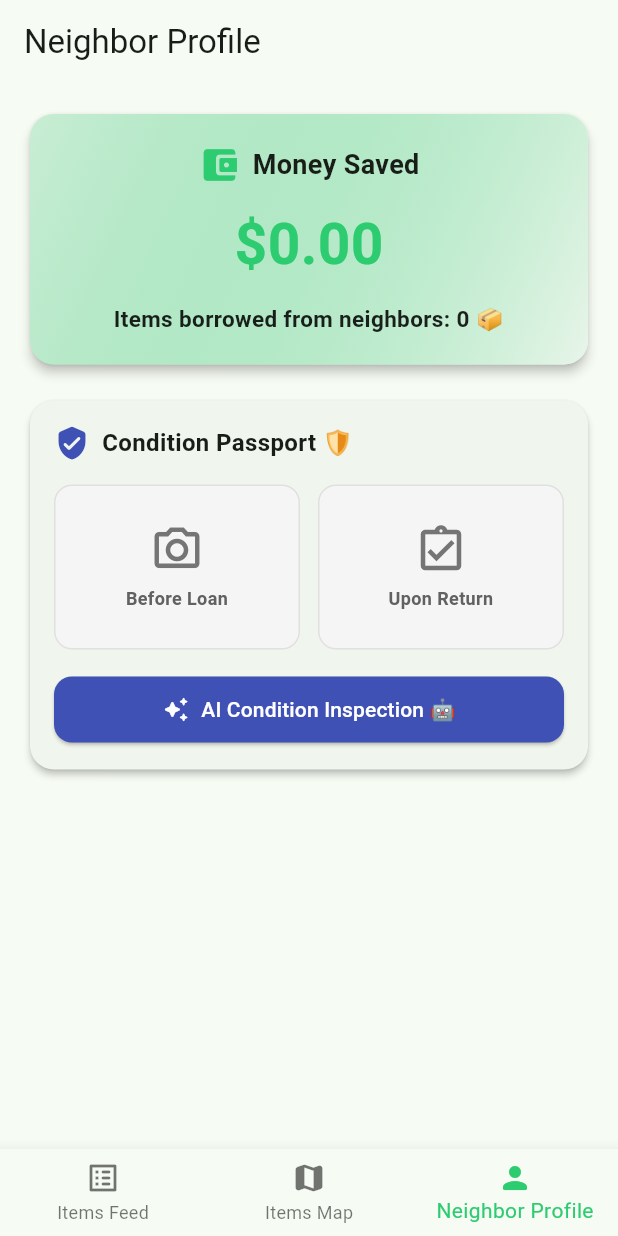
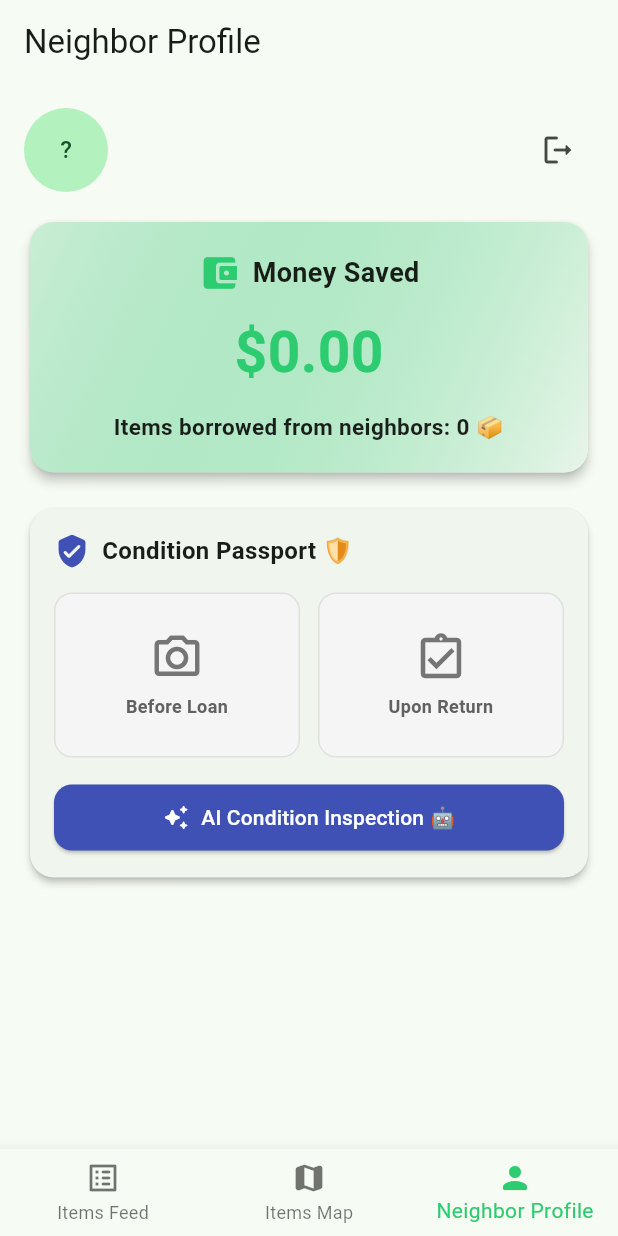
Before and after one commit to cherrydan/neighbor_share, a Flutter app: the screen it shows once a user with an empty profile is signed in, item 3 of the bottom bar chosen, on a phone screen of 412 x 824 dp. Run offline on Flutter 3.47's test engine with Material 3 defaults, Android fonts, the phone set to English and light mode, and no system bars; our stand-ins replace cloud_firestore, firebase_auth, firebase_core, flutter_dotenv, flutter_map, google_sign_in and 2 more; accounts and stored records are empty.

Commit message:
feat: add Google authentication and authenticated profile header

```diff
--- a/lib/screens/profile_screen.dart
+++ b/lib/screens/profile_screen.dart
@@ -1,8 +1,11 @@
+import 'package:firebase_auth/firebase_auth.dart';
 import 'package:flutter/material.dart';
+
 import '../l10n/app_localizations.dart';
 import '../models/item_enums.dart';
 import '../models/item_model.dart';
 import '../models/loan_model.dart';
+import '../services/auth_service.dart';
 import '../services/item_service.dart';
 import '../widgets/item_condition_card.dart';
 import '../widgets/return_timer_card.dart';
@@ -14,40 +17,47 @@ class ProfileScreen extends StatelessWidget {
   @override
   Widget build(BuildContext context) {
     final l10n = AppLocalizations.of(context)!;
-    const currentUserId = 'danil_user';
 
     return Scaffold(
       appBar: AppBar(title: Text(l10n.profileTab)),
-      body: StreamBuilder<LoanModel?>(
-        stream: ItemService().getActiveLoanStream(currentUserId),
-        builder: (context, snapshot) {
-          final activeLoan = snapshot.data;
+      body: StreamBuilder<User?>(
+        stream: AuthService().authStateChanges,
+        builder: (context, authSnapshot) {
+          final user = authSnapshot.data;
 
-          final double totalSaved = activeLoan != null ? activeLoan.savedAmount : 0.0;
-          final int borrowedCount = activeLoan != null ? 1 : 0;
+          if (user == null) {
+            return const Center(child: CircularProgressIndicator());
+          }
+
+          return StreamBuilder<LoanModel?>(
+            stream: ItemService().getActiveLoanStream(user.uid),
+            builder: (context, loanSnapshot) {
+              final activeLoan = loanSnapshot.data;
+              final totalSaved = activeLoan?.savedAmount ?? 0.0;
+              final borrowedCount = activeLoan == null ? 0 : 1;
 
               return ListView(
-            padding: const EdgeInsets.all(16.0),
+                padding: const EdgeInsets.all(16),
                 children: [
-              // 1. Паспорт Экономии Денег
+                  _ProfileHeader(user: user),
+                  const SizedBox(height: 16),
                   SavedMoneyCard(
                     totalSaved: totalSaved,
                     itemsBorrowedCount: borrowedCount,
                   ),
                   const SizedBox(height: 16),
 
-              // 2. Блок активной аренды
                   if (activeLoan != null)
                     FutureBuilder<ItemModel?>(
                       future: ItemService().getItemById(activeLoan.itemId),
                       builder: (context, itemSnapshot) {
                         final item = itemSnapshot.data;
-                    final itemName = item?.name ?? 'Загрузка...';
-                    final itemDesc = item?.description;
+                        final itemName = item?.name ?? 'Loading…';
+                        final itemDescription = item?.description;
 
-                    // Авто-обновление статуса на Overdue, если срок вышел
-                    final bool isOverdue = activeLoan.returnDueDate.isBefore(DateTime.now());
-                    if (isOverdue && item != null && item.status != ItemStatus.overdue) {
+                        if (activeLoan.returnDueDate.isBefore(DateTime.now()) &&
+                            item != null &&
+                            item.status != ItemStatus.overdue) {
                           ItemService().markItemOverdue(activeLoan.itemId);
                         }
 
@@ -60,7 +70,7 @@ class ProfileScreen extends StatelessWidget {
                             const SizedBox(height: 16),
                             ItemConditionCard(
                               itemName: itemName,
-                          itemDescription: itemDesc,
+                              itemDescription: itemDescription,
                             ),
                           ],
                         );
@@ -71,7 +81,58 @@ class ProfileScreen extends StatelessWidget {
                 ],
               );
             },
+          );
+        },
       ),
     );
   }
 }
+
+class _ProfileHeader extends StatelessWidget {
+  final User user;
+
+  const _ProfileHeader({required this.user});
+
+  @override
+  Widget build(BuildContext context) {
+    final title = user.displayName ?? user.email ?? user.uid;
+    final photoUrl = user.photoURL;
+
+    return Row(
+      children: [
+        CircleAvatar(
+          radius: 28,
+          backgroundImage: photoUrl == null ? null : NetworkImage(photoUrl),
+          child: photoUrl == null
+              ? Text(title.isEmpty ? '?' : title[0].toUpperCase())
+              : null,
+        ),
+        const SizedBox(width: 12),
+        Expanded(
+          child: Column(
+            crossAxisAlignment: CrossAxisAlignment.start,
+            children: [
+              Text(
+                title,
+                style: const TextStyle(
+                  fontSize: 16,
+                  fontWeight: FontWeight.bold,
+                ),
+              ),
+              if (user.email != null)
+                Text(
+                  user.email!,
+                  style: TextStyle(color: Colors.grey.shade700),
+                ),
+            ],
+          ),
+        ),
+        IconButton(
+          tooltip: 'Sign out',
+          onPressed: () => AuthService().signOut(),
+          icon: const Icon(Icons.logout_rounded),
+        ),
+      ],
+    );
+  }
+}
```
Lines whose indentation alone changed are shown as unchanged.
